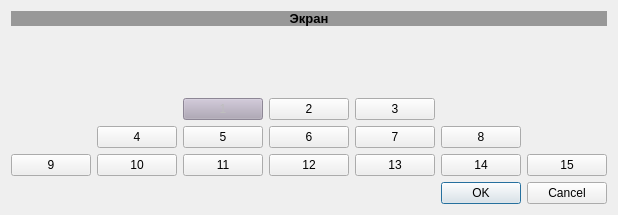
Before: the Qt Designer form ui_files/choose_seat.ui in gg-master/Cinema_prj, drawn with Qt 5.
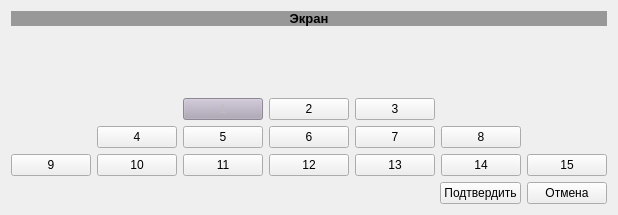
After: the same form once the commit is applied.

Commit message: Решен баг с неправильной обработкой закрытия приложения

What changed in the file:
```diff
--- a/ui_files/choose_seat.ui
+++ b/ui_files/choose_seat.ui
@@ -252,18 +252,39 @@
        </item>
       </layout>
      </item>
+     <item>
+      <layout class="QHBoxLayout" name="horizontalLayout">
+       <item>
+        <spacer name="horizontalSpacer">
+         <property name="orientation">
+          <enum>Qt::Horizontal</enum>
+         </property>
+         <property name="sizeHint" stdset="0">
+          <size>
+           <width>40</width>
+           <height>20</height>
+          </size>
+         </property>
+        </spacer>
+       </item>
+       <item>
+        <widget class="QPushButton" name="pushButton">
+         <property name="text">
+          <string>Подтвердить</string>
+         </property>
+        </widget>
+       </item>
+       <item>
+        <widget class="QPushButton" name="pushButton_2">
+         <property name="text">
+          <string>Отмена</string>
+         </property>
+        </widget>
+       </item>
+      </layout>
+     </item>
     </layout>
    </item>
-   <item row="1" column="0">
-    <widget class="QDialogButtonBox" name="buttonBox">
-     <property name="orientation">
-      <enum>Qt::Horizontal</enum>
-     </property>
-     <property name="standardButtons">
-      <set>QDialogButtonBox::Cancel|QDialogButtonBox::Ok</set>
-     </property>
-    </widget>
-   </item>
   </layout>
  </widget>
  <resources/>
```
Left out of the diff: 35 changed lines with no effect on the pictures. The commit also changes 2 other files.
